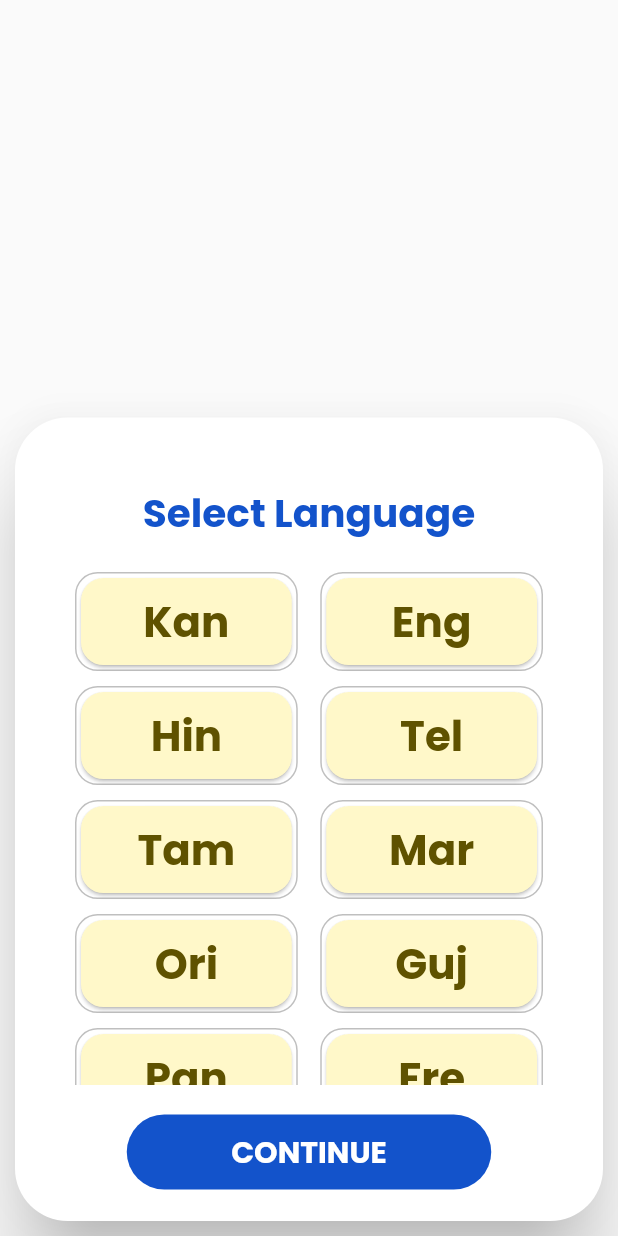
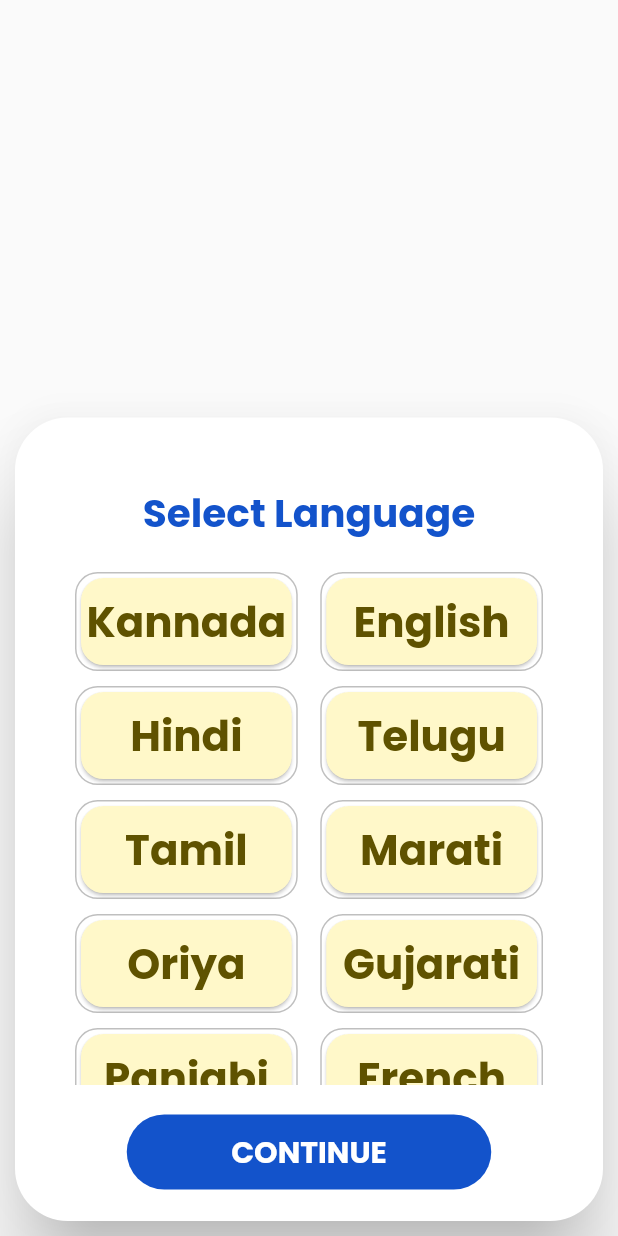
Before and after one commit to MMRoopa/avatar_dialog, a Flutter app: the LangDialog widget shown alone on an empty page, opened directly, on a phone screen of 412 x 824 dp. Run offline on Flutter 3.47's test engine with Material 2 defaults, Android fonts, the phone set to English and light mode, and no system bars; drawn by our look-alikes of auto_size_text, scroll_to_index.

Commit message:
File renamed

```diff
--- a/lib/langDialog/lang_dialog.dart
+++ b/lib/langDialog/lang_dialog_new.dart
@@ -15,20 +15,20 @@ class _LangDialogState extends State<LangDialog> {
   final AutoScrollController controller = AutoScrollController();
 
   final List<String> _list = [
-    'Kan',
-    'Eng',
-    'Hin',
-    'Tel',
-    'Tam',
-    'Mar',
-    'Ori',
-    'Guj',
-    'Pan',
-    'Fre',
-    'Spa',
-    'Por',
-    'Vie',
-    'Raj',
+    'Kannada',
+    'English',
+    'Hindi',
+    'Telugu',
+    'Tamil',
+    'Marati',
+    'Oriya',
+    'Gujarati',
+    'Panjabi',
+    'French',
+    'Spanish',
+    'Portuguese',
+    'Vietnamese',
+    'Rajastani',
   ];
 
   int lastSelectedIndex = 12;
--- a/lib/main.dart
+++ b/lib/main.dart
@@ -3,7 +3,7 @@ import 'package:flutter/material.dart';
 import 'avatarDialog/avatar_dialog.dart';
 import 'coinDialog/coin_dialog.dart';
 import 'gradeDialog/grade_dialog.dart';
-import 'langDialog/lang_dialog.dart';
+import 'langDialog/lang_dialog_new.dart';
 import 'promoCard/PromoCardPage.dart';
 
 void main() {
```
Also changed, not shown: lib/langDialog/lang_dialog_1.dart (deleted, +0 -189 lines).
